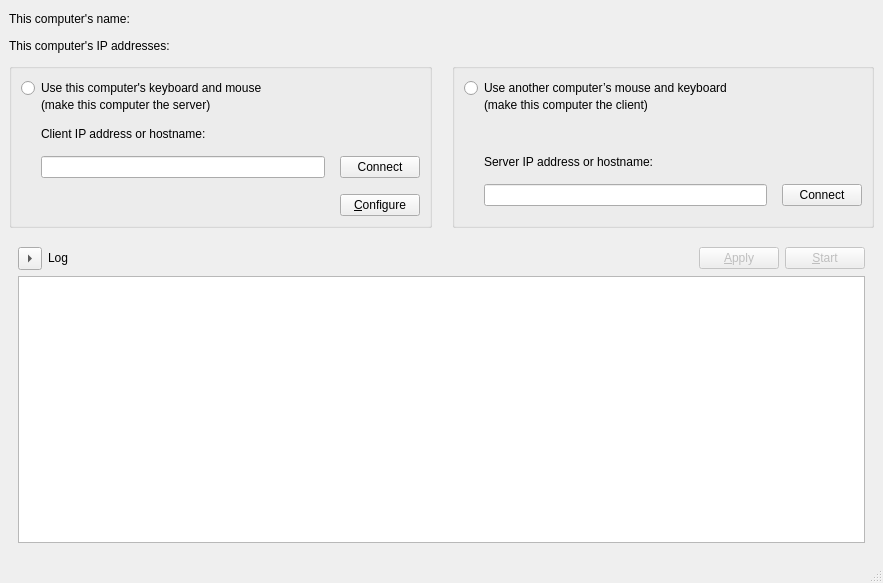
Old version of the form src/apps/deskflow-gui/MainWindow.ui in the repository deskflow/deskflow.
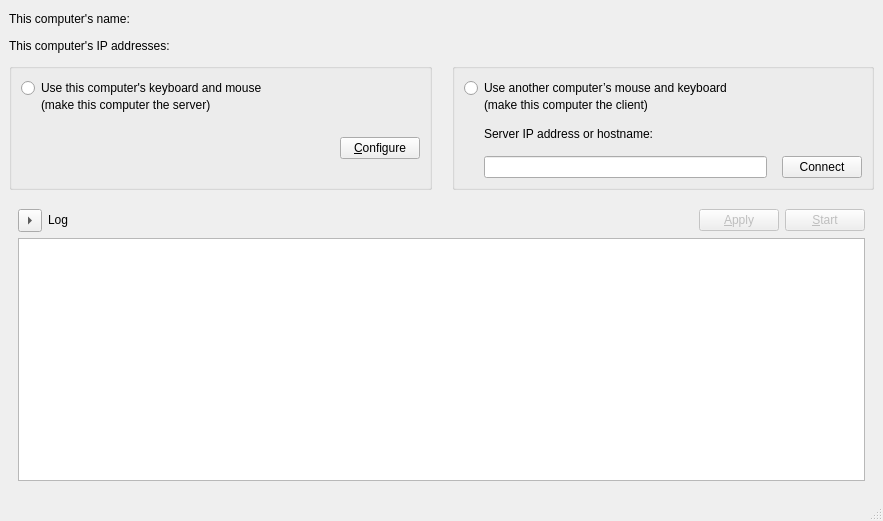
New version of the form.

Commit message: feat: Remove Inverse Connections Option

What changed in the file:
```diff
--- a/src/apps/deskflow-gui/MainWindow.ui
+++ b/src/apps/deskflow-gui/MainWindow.ui
@@ -7,7 +7,7 @@
     <x>0</x>
     <y>0</y>
     <width>883</width>
-    <height>583</height>
+    <height>521</height>
    </rect>
   </property>
   <property name="sizePolicy">
@@ -171,54 +171,6 @@
              <property name="bottomMargin">
               <number>0</number>
              </property>
-             <item>
-              <widget class="QWidget" name="widgetServerInput" native="true">
-               <layout class="QVBoxLayout" name="m_pLayoutServerInverse">
-                <property name="spacing">
-                 <number>15</number>
-                </property>
-                <property name="leftMargin">
-                 <number>0</number>
-                </property>
-                <property name="topMargin">
-                 <number>0</number>
-                </property>
-                <property name="rightMargin">
-                 <number>0</number>
-                </property>
-                <property name="bottomMargin">
-                 <number>0</number>
-                </property>
-                <item>
-                 <widget class="QLabel" name="lblClientIp">
-                  <property name="text">
-                   <string>Client IP address or hostname:</string>
-                  </property>
-                  <property name="indent">
-                   <number>20</number>
-                  </property>
-                 </widget>
-                </item>
-                <item>
-                 <layout class="QHBoxLayout" name="horizontalLayout_3">
-                  <property name="leftMargin">
-                   <number>20</number>
-                  </property>
-                  <item>
-                   <widget class="QLineEdit" name="lineClientIp"/>
-                  </item>
-                  <item>
-                   <widget class="QPushButton" name="btnConnectToClient">
-                    <property name="text">
-                     <string>Connect</string>
-                    </property>
-                   </widget>
-                  </item>
-                 </layout>
-                </item>
-               </layout>
-              </widget>
-             </item>
              <item>
               <spacer name="verticalSpacer_2">
                <property name="orientation">
```
Left out of the diff: 2 changed lines with no effect on the pictures. The commit also changes 26 other files.
